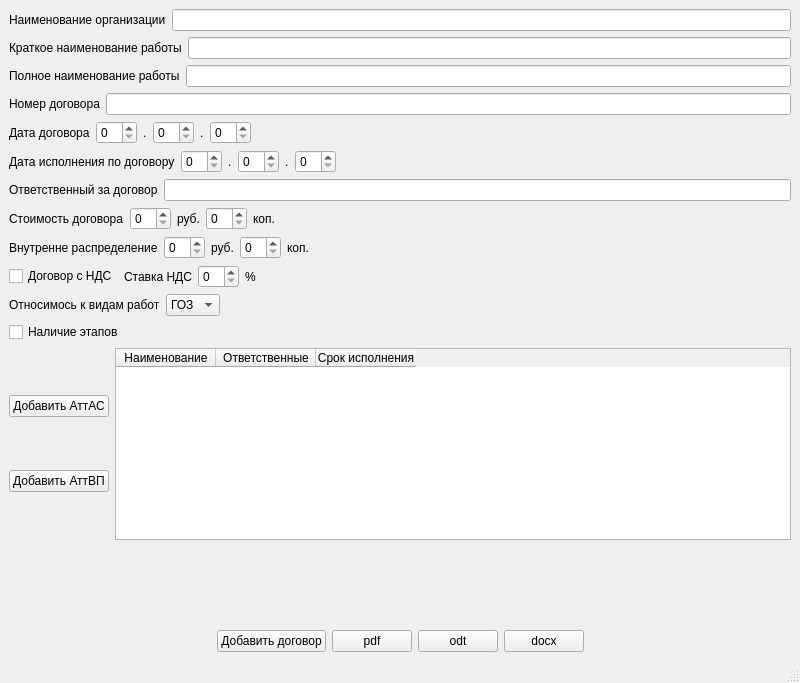
First picture: the form in prilogenie/mainwindow.ui, repository parlamentyor/auto_correct_plan, before the edit.
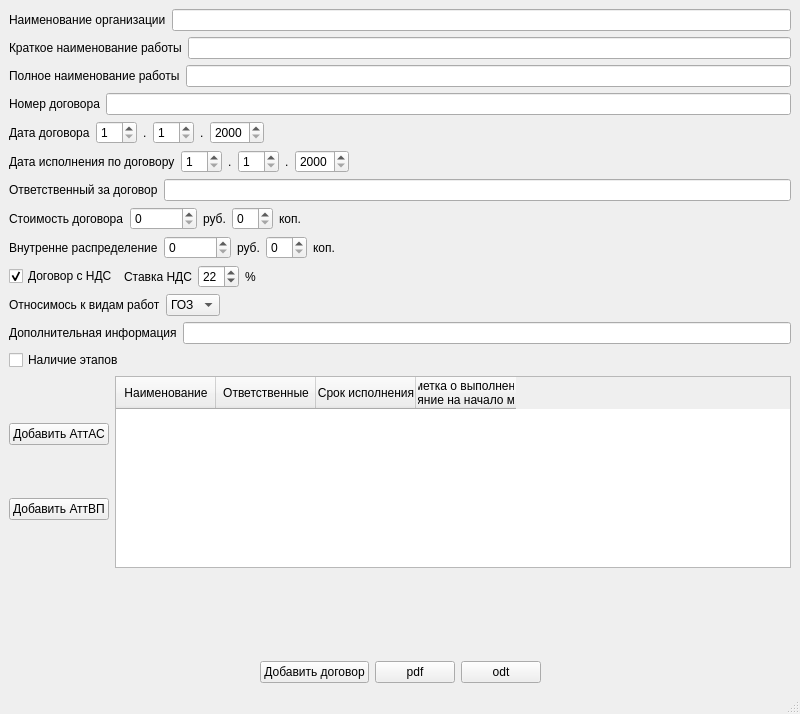
Second picture: the form after the edit.

Commit message: Добавил поле info в модель договора и работ, много точечных изменений, добавил вкадки в основную форму, подкорректировал форму добавления договора

What changed in the file:
```diff
--- a/prilogenie/mainwindow.ui
+++ b/prilogenie/mainwindow.ui
@@ -7,7 +7,7 @@
     <x>0</x>
     <y>0</y>
     <width>800</width>
-    <height>683</height>
+    <height>714</height>
    </rect>
   </property>
   <property name="windowTitle">
@@ -104,6 +104,12 @@
         <property name="enabled">
          <bool>true</bool>
         </property>
+        <property name="minimum">
+         <number>1</number>
+        </property>
+        <property name="maximum">
+         <number>31</number>
+        </property>
        </widget>
       </item>
       <item>
@@ -118,6 +124,12 @@
         <property name="enabled">
          <bool>true</bool>
         </property>
+        <property name="minimum">
+         <number>1</number>
+        </property>
+        <property name="maximum">
+         <number>12</number>
+        </property>
        </widget>
       </item>
       <item>
@@ -132,6 +144,12 @@
         <property name="enabled">
          <bool>true</bool>
         </property>
+        <property name="minimum">
+         <number>2000</number>
+        </property>
+        <property name="maximum">
+         <number>9999</number>
+        </property>
        </widget>
       </item>
       <item>
@@ -163,6 +181,12 @@
         <property name="enabled">
          <bool>true</bool>
         </property>
+        <property name="minimum">
+         <number>1</number>
+        </property>
+        <property name="maximum">
+         <number>31</number>
+        </property>
        </widget>
       </item>
       <item>
@@ -177,6 +201,12 @@
         <property name="enabled">
          <bool>true</bool>
         </property>
+        <property name="minimum">
+         <number>1</number>
+        </property>
+        <property name="maximum">
+         <number>12</number>
+        </property>
        </widget>
       </item>
       <item>
@@ -191,6 +221,12 @@
         <property name="enabled">
          <bool>true</bool>
         </property>
+        <property name="minimum">
+         <number>2000</number>
+        </property>
+        <property name="maximum">
+         <number>9999</number>
+        </property>
        </widget>
       </item>
       <item>
@@ -240,6 +276,9 @@
         <property name="enabled">
          <bool>true</bool>
         </property>
+        <property name="maximum">
+         <number>1000000000</number>
+        </property>
        </widget>
       </item>
       <item>
@@ -292,6 +331,9 @@
         <property name="enabled">
          <bool>true</bool>
         </property>
+        <property name="maximum">
+         <number>1000000000</number>
+        </property>
        </widget>
       </item>
       <item>
@@ -340,6 +382,12 @@
         <property name="text">
          <string>Договор с НДС</string>
         </property>
+        <property name="checkable">
+         <bool>true</bool>
+        </property>
+        <property name="checked">
+         <bool>true</bool>
+        </property>
        </widget>
       </item>
       <item>
@@ -354,6 +402,9 @@
         <property name="enabled">
          <bool>true</bool>
         </property>
+        <property name="value">
+         <number>22</number>
+        </property>
        </widget>
       </item>
       <item>
@@ -426,6 +477,24 @@
       </item>
      </layout>
     </item>
+    <item>
+     <layout class="QHBoxLayout" name="horizontalLayout_14">
+      <item>
+       <widget class="QLabel" name="lb_info">
+        <property name="text">
+         <string>Дополнительная информация</string>
+        </property>
+       </widget>
+      </item>
+      <item>
+       <widget class="QLineEdit" name="le_info">
+        <property name="enabled">
+         <bool>true</bool>
+        </property>
+       </widget>
+      </item>
+     </layout>
+    </item>
     <item>
      <widget class="QCheckBox" name="chb_stage">
       <property name="enabled">
@@ -473,6 +542,12 @@
           <string>Срок исполнения</string>
          </property>
         </column>
+        <column>
+         <property name="text">
+          <string>Отметка о выполнении.
+Состояние на начало месяца</string>
+         </property>
+        </column>
        </widget>
       </item>
      </layout>
@@ -532,16 +607,6 @@
         </property>
        </widget>
       </item>
-      <item>
-       <widget class="QPushButton" name="pb_docx">
-        <property name="enabled">
-         <bool>true</bool>
-        </property>
-        <property name="text">
-         <string>docx</string>
-        </property>
-       </widget>
-      </item>
       <item>
        <spacer name="horizontalSpacer_8">
         <property name="orientation">
```
Left out of the diff: 3 changed lines with no effect on the pictures. The commit also changes 11 other files.
